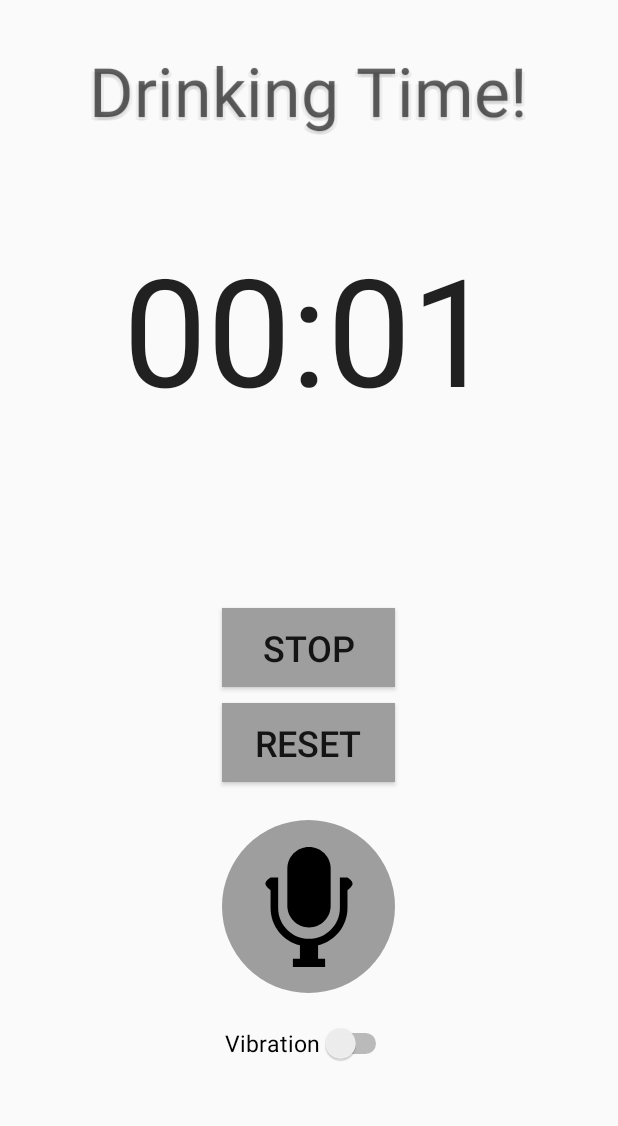
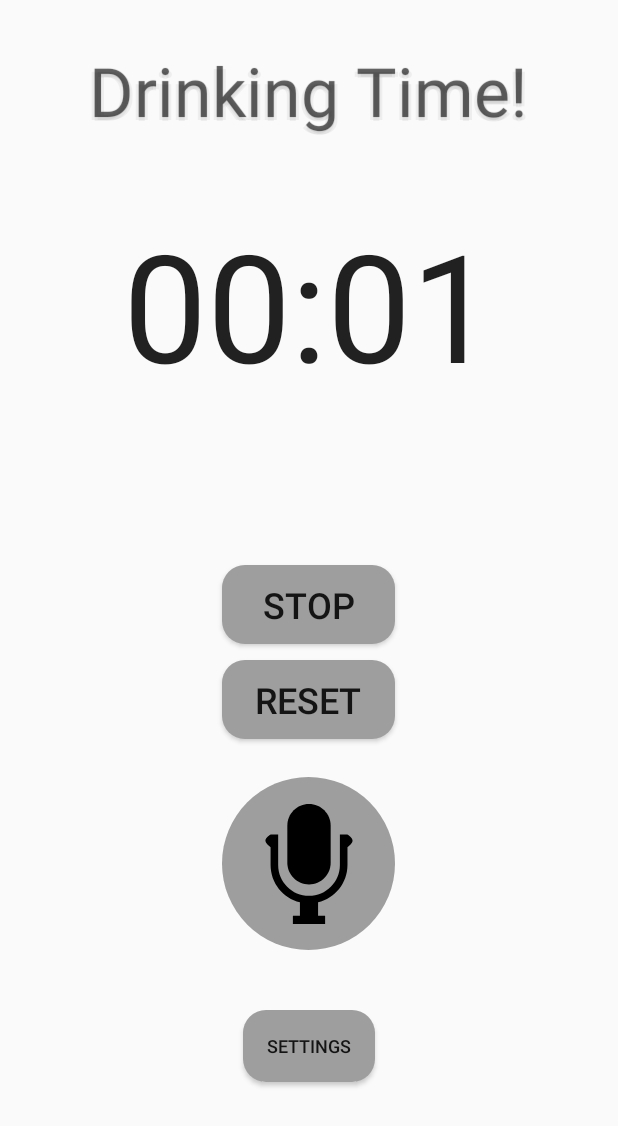
Before and after one commit to vilmosvegvari/sorfeles, an Android app: the screen it shows after launch (MainActivity), after a tap on "START", on a phone screen of 412 x 824 dp. Shown: the top 1126 px of the screen. Run offline under Robolectric (Android 15) with nearby library versions, the phone set to English and light mode, and no system bars.

Commit message:
Settings added and design improved

```diff
--- a/app/src/main/java/hu/bme/aut/sorfeles/MainActivity.kt
+++ b/app/src/main/java/hu/bme/aut/sorfeles/MainActivity.kt
@@ -3,6 +3,7 @@
 package hu.bme.aut.sorfeles
 
 import android.Manifest
+import android.annotation.SuppressLint
 import android.content.Context
 import android.content.pm.PackageManager
 import android.media.MediaPlayer
@@ -16,6 +17,8 @@ import android.widget.Toast
 import androidx.appcompat.app.AppCompatActivity
 import androidx.core.app.ActivityCompat
 import kotlinx.android.synthetic.main.activity_main.*
+import kotlinx.android.synthetic.main.settings_main.*
+import kotlinx.android.synthetic.main.settings_main.view.*
 import java.io.IOException
 import java.lang.RuntimeException
 import java.util.concurrent.TimeUnit
@@ -33,6 +36,7 @@ class MainActivity : AppCompatActivity() {
     private var running = false
 
     private var pauseOffset : Long = 0
+    private var whenToPlay : Long = 55L
 
     private var permissionToRecordAccepted = false
     private var permissions: Array<String> = arrayOf(Manifest.permission.RECORD_AUDIO)
@@ -118,7 +122,7 @@ class MainActivity : AppCompatActivity() {
             val seconds = TimeUnit.MILLISECONDS.toSeconds(elapsedMillis)
 
             when (seconds % 60L){
-                55L-> {
+                whenToPlay-> {
                     if (vibrationEnabled){
                         val vibrator = applicationContext.getSystemService(Context.VIBRATOR_SERVICE) as Vibrator
                         if (Build.VERSION.SDK_INT >= 26) {
@@ -138,10 +142,10 @@ class MainActivity : AppCompatActivity() {
                         }
                     }
 
-                    showPopupWindow(LinearLayout(this),R.layout.popup_window_toast)
+                    showPopupWindowForSeconds(LinearLayout(this),R.layout.popup_window_toast)
                 }
                 0L-> {
-                    showPopupWindow(LinearLayout(this), R.layout.popup_window_drink)
+                    showPopupWindowForSeconds(LinearLayout(this), R.layout.popup_window_drink)
                 }
             }
         }
@@ -159,12 +163,47 @@ class MainActivity : AppCompatActivity() {
 
         ActivityCompat.requestPermissions(this, permissions, REQUEST_RECORD_AUDIO_PERMISSION)
 
-        vibrationSwitch.setOnCheckedChangeListener { _, isChecked ->
-            vibrationEnabled = isChecked
+        settingsBtn.setOnClickListener{v->
+            showSettingsDialog()
         }
     }
 
-    private fun showPopupWindow(location_view: View, layout_id: Int) {
+    @SuppressLint("InflateParams")
+    private fun showSettingsDialog(){
+        val inflater =
+            getSystemService(Context.LAYOUT_INFLATER_SERVICE) as LayoutInflater
+        val popupView: View = inflater.inflate(R.layout.settings_main, null)
+
+        // create the popup window
+        val width = LinearLayout.LayoutParams.WRAP_CONTENT
+        val height = LinearLayout.LayoutParams.WRAP_CONTENT
+        val focusable = true // lets taps outside the popup also dismiss it
+        val popupWindow = PopupWindow(popupView, width, height, focusable)
+
+        // show the popup window
+        // which view you pass in doesn't matter, it is only used for the window token
+
+        popupView.vibrationSwitch.setOnCheckedChangeListener { _, isChecked ->
+            vibrationEnabled = isChecked
+        }
+
+        popupView.numberPicker.maxValue=60
+        popupView.numberPicker.minValue=1
+        popupView.numberPicker.value=whenToPlay.toInt()
+
+        popupView.numberPicker.setOnValueChangedListener { _, i, i2 ->
+            Log.d("Numberpicker", "Changed to: $i2")
+            whenToPlay = i2.toLong()
+        }
+
+        popupView.closeSettingsBtn.setOnClickListener{ v->
+            popupWindow.dismiss()
+        }
+
+        popupWindow.showAtLocation(LinearLayout(this), Gravity.CENTER, 0, 0)
+    }
+
+    private fun showPopupWindowForSeconds(location_view: View, layout_id: Int) {
         if (popupRunning) return
 
         popupRunning = true
--- a/app/src/main/res/drawable/custom_btn.xml
+++ b/app/src/main/res/drawable/custom_btn.xml
@@ -2,12 +2,14 @@
 <selector xmlns:android="http://schemas.android.com/apk/res/android">
     <item android:state_pressed="true" >
         <shape>
-        <solid android:color="@color/colorAccent"/>
+            <corners android:radius="15dp"/>
+            <solid android:color="@color/colorAccent"/>
         </shape>
     </item>
     <item>
         <shape>
-        <solid android:color="@color/btn"/>
+            <corners android:radius="15dp"/>
+            <solid android:color="@color/btn"/>
         </shape>
     </item>
 </selector>
--- a/app/src/main/res/layout/activity_main.xml
+++ b/app/src/main/res/layout/activity_main.xml
@@ -39,7 +39,7 @@
             android:background="@drawable/custom_btn"
             android:textSize="24sp"
             android:padding="10dp"
-            android:text="Start" />
+            android:text="@string/start_text" />
 
         <Button
             android:id="@+id/reset"
@@ -50,7 +50,7 @@
             android:background="@drawable/custom_btn"
             android:padding="10dp"
             android:textSize="24sp"
-            android:text="Reset" />
+            android:text="@string/reset_text" />
 
         <ImageButton
             android:id="@+id/record"
@@ -62,19 +62,17 @@
             android:src="@drawable/ic_voice_microphone_symbol"
             android:textColor="#FFFFFF"
             android:textSize="24sp"
-            android:contentDescription="microphone" />
+            android:contentDescription="@string/microphone" />
 
-        <Switch
-            android:id="@+id/vibrationSwitch"
+        <Button
+            android:id="@+id/settingsBtn"
             android:layout_width="wrap_content"
             android:layout_height="wrap_content"
             android:layout_gravity="center"
-            android:text="Vibration"
-            android:textSize="15sp"
-            android:textAlignment="center" />
-
-
-
+            android:layout_marginTop="20dp"
+            android:background="@drawable/custom_btn"
+            android:textSize="12sp"
+            android:text="@string/settings_text" />
 
     </LinearLayout>
 
--- a/app/src/main/res/values/strings.xml
+++ b/app/src/main/res/values/strings.xml
@@ -2,4 +2,10 @@
     <string name="app_name">Sörfeles</string>
     <string name="start_text">Start</string>
     <string name="stop_text">Stop</string>
+    <string name="reset_text">Reset</string>
+    <string name="microphone">microphone</string>
+    <string name="vibration">Vibration</string>
+    <string name="exit_text">Exit</string>
+    <string name="closeDialog_text">Close</string>
+    <string name="settings_text">Settings</string>
 </resources>
```
Also changed, not shown: app/src/main/res/drawable/settings_bg.xml (added, +14 -0 lines), app/src/main/res/layout/settings_main.xml (added, +38 -0 lines).
